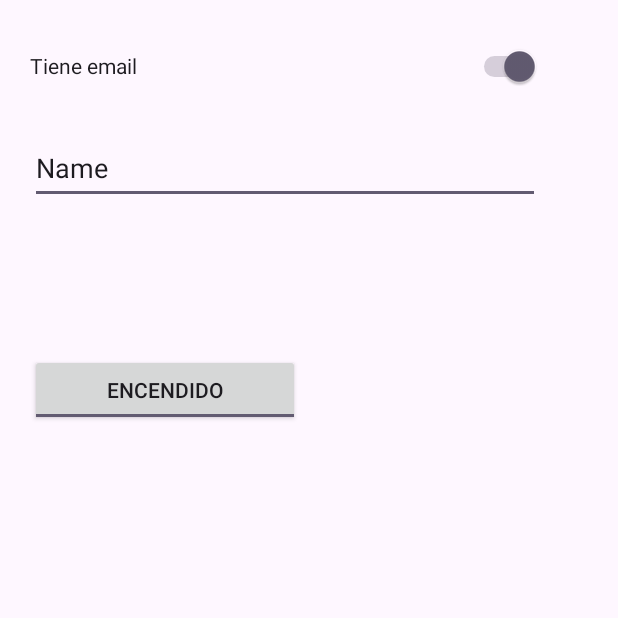
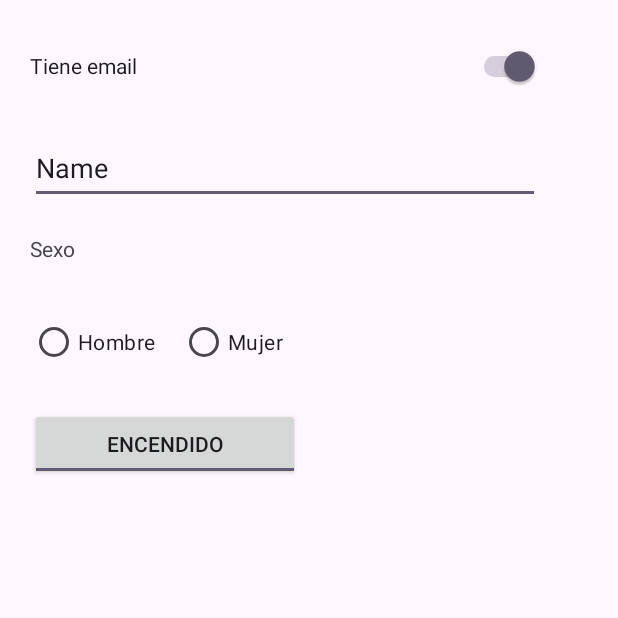
Before and after one commit to geanina19/HelloWorld, an Android app: the PruebaBotonesActivity screen opened directly, with no data from a screen before it, on a phone screen of 412 x 824 dp, the top half of it. Run offline under Robolectric (Android 15) with nearby library versions, the phone set to English and light mode, and no system bars.

Commit message:
Mas info a prueba botones

```diff
--- a/app/src/main/res/layout/activity_prueba_botones.xml
+++ b/app/src/main/res/layout/activity_prueba_botones.xml
@@ -22,13 +22,13 @@
         android:id="@+id/toggleButton2"
         android:layout_width="180dp"
         android:layout_height="48dp"
-        android:layout_marginTop="100dp"
+        android:layout_marginTop="20dp"
         android:checked="true"
         android:text="ToggleButton"
         android:textOff="Apagado"
         android:textOn="Encendido"
-        app:layout_constraintStart_toStartOf="@+id/editTextEmail"
-        app:layout_constraintTop_toBottomOf="@+id/editTextEmail"
+        app:layout_constraintStart_toStartOf="@+id/hombre"
+        app:layout_constraintTop_toBottomOf="@+id/hombre"
         tools:ignore="MissingConstraints" />
 
     <EditText
@@ -45,4 +45,39 @@
         app:layout_constraintStart_toStartOf="@+id/emailSwitch"
         app:layout_constraintTop_toBottomOf="@+id/emailSwitch" />
 
+    <RadioButton
+        android:id="@+id/hombre"
+        android:layout_width="100dp"
+        android:layout_height="wrap_content"
+        android:text="Hombre"
+        app:layout_constraintStart_toStartOf="@+id/textoSexo"
+        app:layout_constraintTop_toBottomOf="@+id/textoSexo" />
+
+    <RadioButton
+        android:id="@+id/mujer"
+        android:layout_width="100dp"
+        android:layout_height="wrap_content"
+        android:text="Mujer"
+        app:layout_constraintEnd_toEndOf="@+id/textoSexo"
+        app:layout_constraintHorizontal_bias="0.0"
+        app:layout_constraintStart_toEndOf="@+id/hombre"
+        app:layout_constraintTop_toBottomOf="@+id/textoSexo" />
+
+    <TextView
+        android:id="@+id/textoSexo"
+        android:layout_width="0dp"
+        android:layout_height="48dp"
+        android:layout_marginTop="20dp"
+        android:text="Sexo"
+        app:layout_constraintEnd_toEndOf="@+id/editTextEmail"
+        app:layout_constraintStart_toStartOf="@+id/editTextEmail"
+        app:layout_constraintTop_toBottomOf="@+id/editTextEmail" />
+
+    <RadioGroup
+        android:id="@+id/sexo"
+        android:layout_width="wrap_content"
+        android:layout_height="wrap_content"
+        app:layout_constraintStart_toStartOf="@+id/hombre"
+        app:layout_constraintTop_toBottomOf="@+id/hombre" />
+
 </androidx.constraintlayout.widget.ConstraintLayout>
```
